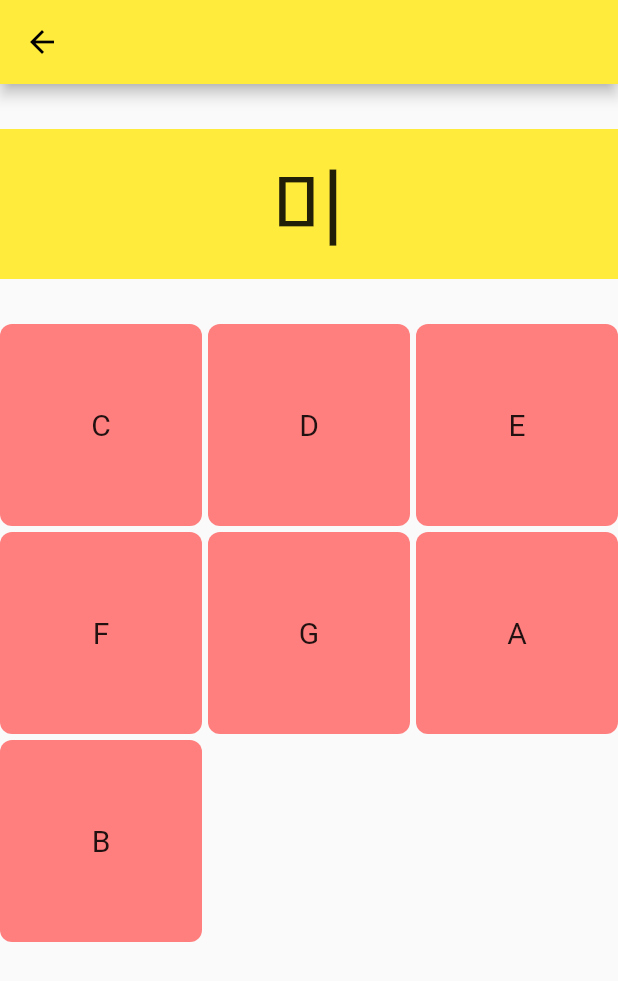
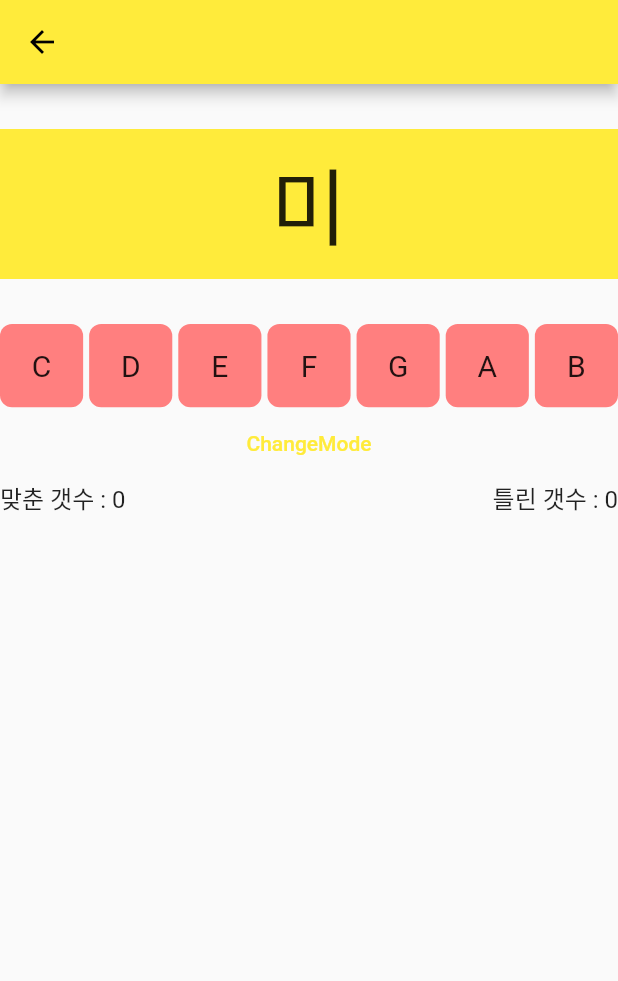
Before and after one commit to kimchungdo/TicQuitar, a Flutter app: the screen it shows after launch, item 2 of the bottom bar chosen, after a tap on "계이름 외우기", on a phone screen of 412 x 824 dp. Shown: the top 981 px of the screen. Run offline on Flutter 3.47's test engine with Material 2 defaults, Android fonts, the phone set to English and light mode, and no system bars.

Commit message:
add CodeData, GyeGame function ended

```diff
--- /dev/null
+++ b/lib/data/style.dart
@@ -0,0 +1 @@
+//Color mainColor = Color()
--- a/lib/games/gye_name_game_page.dart
+++ b/lib/games/gye_name_game_page.dart
@@ -12,17 +12,34 @@ class GyeNameGamePage extends StatefulWidget {
 
 class _GyeNameGamePageState extends State<GyeNameGamePage> {
   bool version = true;
-  List<String> quiz = [];
+  List<String> quiz = korGye;
+  List<String> answer = engGye;
+  List<int> seed = [0, 1, 2, 3, 4, 5, 6];
   Color basicColor = Colors.yellow;
 
   int gyeKey = Random().nextInt(7);
+  int _correct = 0;
+  int _wrong = 0;
+
   //version ? quiz = korGye : quiz = engGye;
 
-  void getNextGye(){
+  void getNextGye() {
     setState(() {
       gyeKey = Random().nextInt(7);
       basicColor = Colors.yellow;
     });
+  }
+
+  void getNextSeed() {
+    seed.clear();
+    while (true) {
+      var rand = Random().nextInt(7);
+      if (!seed.contains(rand)) {
+        seed.add(rand);
+      }
+      if (seed.length == 7) break;
+    }
+    setState(() {});
   }
 
 
@@ -35,59 +52,66 @@ class _GyeNameGamePageState extends State<GyeNameGamePage> {
             Container(height: 30),
             Container(
               child: Center(
-                  child: Text("${korGye[gyeKey]}", style: TextStyle(fontSize: 56))),
+                  child:
+                      Text("${quiz[gyeKey]}", style: TextStyle(fontSize: 56))),
               color: basicColor,
               height: 100,
             ),
-
             Container(height: 30),
-
-/*            ElevatedButton(onPressed: (){}, child: Text("${engGye[0]}")),
-            ElevatedButton(onPressed: (){}, child: Text("${engGye[1]}")),
-            ElevatedButton(onPressed: (){}, child: Text("${engGye[2]}")),
-            ElevatedButton(onPressed: (){}, child: Text("${engGye[3]}")),
-            ElevatedButton(onPressed: (){}, child: Text("${engGye[4]}")),
-            ElevatedButton(onPressed: (){}, child: Text("${engGye[5]}")),
-            ElevatedButton(onPressed: (){}, child: Text("${engGye[6]}")),*/
 
             GridView.count(
               physics: const NeverScrollableScrollPhysics(),
               shrinkWrap: true,
-              children: List.generate(engGye.length, (_idx){
+              children: List.generate(answer.length, (_idx) {
                 return InkWell(
+                  splashColor: Colors.blue,
+                  //highlightColor: Colors.yellow,
                   child: Container(
                     alignment: Alignment.center,
-                    child: Text(engGye[_idx], style: TextStyle(fontSize: 20)),
+                    child: Text(answer[seed[_idx]],
+                        style: TextStyle(fontSize: 20)),
                     decoration: BoxDecoration(
-                      borderRadius: BorderRadius.circular(8),
-                      color: Color(0xFFff7f7f)
-                    ),
+                        borderRadius: BorderRadius.circular(8),
+                        color: Color(0xFFff7f7f)),
                   ),
-                  onTap: (){
-                    if(_idx == gyeKey){
-                      print("정답");
+                  onTap: () {
+                    if (seed[_idx] == gyeKey) {
+                      _correct ++;
                       getNextGye();
-                    }
-                    else{
+                      getNextSeed();
+                    } else {
+                      _wrong ++;
                       setState(() {
                         basicColor = Colors.red;
                       });
                     }
-
-                    },
+                  },
                 );
               }),
-              crossAxisCount: 3,
+              crossAxisCount: 7,
               crossAxisSpacing: 4,
               mainAxisSpacing: 4,
               childAspectRatio: 1,
+            ),
+            TextButton(
+                onPressed: () {
+                  List<String> temp = [];
+                  setState(() {
+                    temp = quiz;
+                    quiz = answer;
+                    answer = temp;
+                  });
+                },
+                child: Text("ChangeMode")),
+
+            Row(
+              mainAxisAlignment: MainAxisAlignment.spaceBetween,
+              children: [
+                Text("맞춘 갯수 : ${_correct}", style: TextStyle(fontSize: 16)),
+                Text("틀린 갯수 : ${_wrong}", style: TextStyle(fontSize: 16)),
+              ],
             )
           ],
         ));
   }
-
-  void whenGyeClicked() {
-    //
-  }
-
 }
--- a/lib/main.dart
+++ b/lib/main.dart
@@ -1,7 +1,9 @@
 import 'dart:math';
 
 import 'package:flutter/material.dart';
+import 'package:tic_quitar/page/fingers_page.dart';
 import 'package:tic_quitar/page/one_finger_page.dart';
+import 'package:tic_quitar/page/stroke_page.dart';
 
 void main() {
   runApp(const MyApp());
@@ -86,9 +88,9 @@ class _MyHomePageState extends State<MyHomePage> {
     }else if(currentIndex == 1){
       return const OneFingerPage();
     }else if(currentIndex == 2){
-      return Container();
+      return const FingersPage();
     }else if(currentIndex == 3){
-      return Container();
+      return const StrokePage();
     }else{
       return Container();
     }
--- a/lib/page/one_finger_page.dart
+++ b/lib/page/one_finger_page.dart
@@ -38,6 +38,24 @@ class _OneFingerPageState extends State<OneFingerPage> {
                       );
                     },
                   ),
+
+                  Center(child: Text("기본 스케일 암기 ★★☆☆☆", style: TextStyle(fontSize: 16),)),
+                  InkWell(
+                    child: Container(
+                      margin: EdgeInsets.symmetric(horizontal: 10, vertical: 10),
+                      height: 50,
+                      child: Center(child: Text("펜타토닉 스케일 외우기", style: TextStyle(fontSize: 16),)),
+                      decoration: BoxDecoration(
+                          color: Colors.orangeAccent,
+                          borderRadius: BorderRadius.circular(10)
+                      ),
+                    ),
+                    onTap: () async {
+                      await Navigator.of(context).push(
+                          MaterialPageRoute(builder: (ctx)=>GyeNameGamePage())
+                      );
+                    },
+                  ),
                 ],
               )
           );
```
Also changed, not shown: lib/data/chord_data.dart (+73 -0 lines), lib/games/power_code_game_page.dart (added, +69 -0 lines), lib/page/fingers_page.dart (added, +50 -0 lines), lib/page/stroke_page.dart (added, +15 -0 lines).
